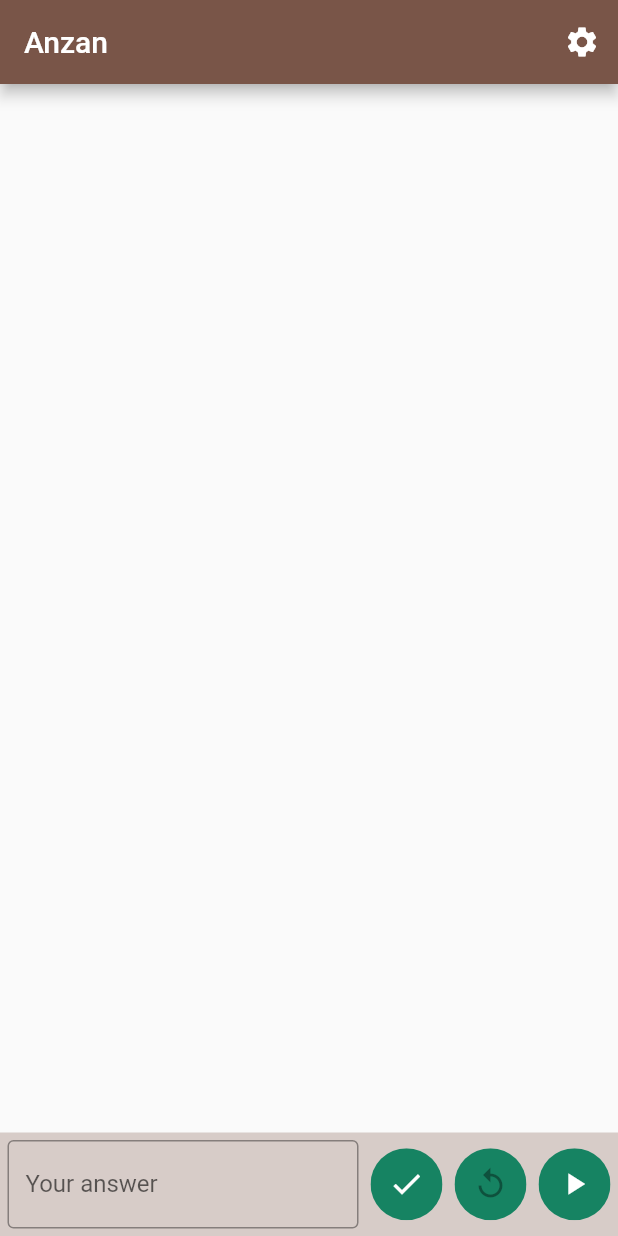
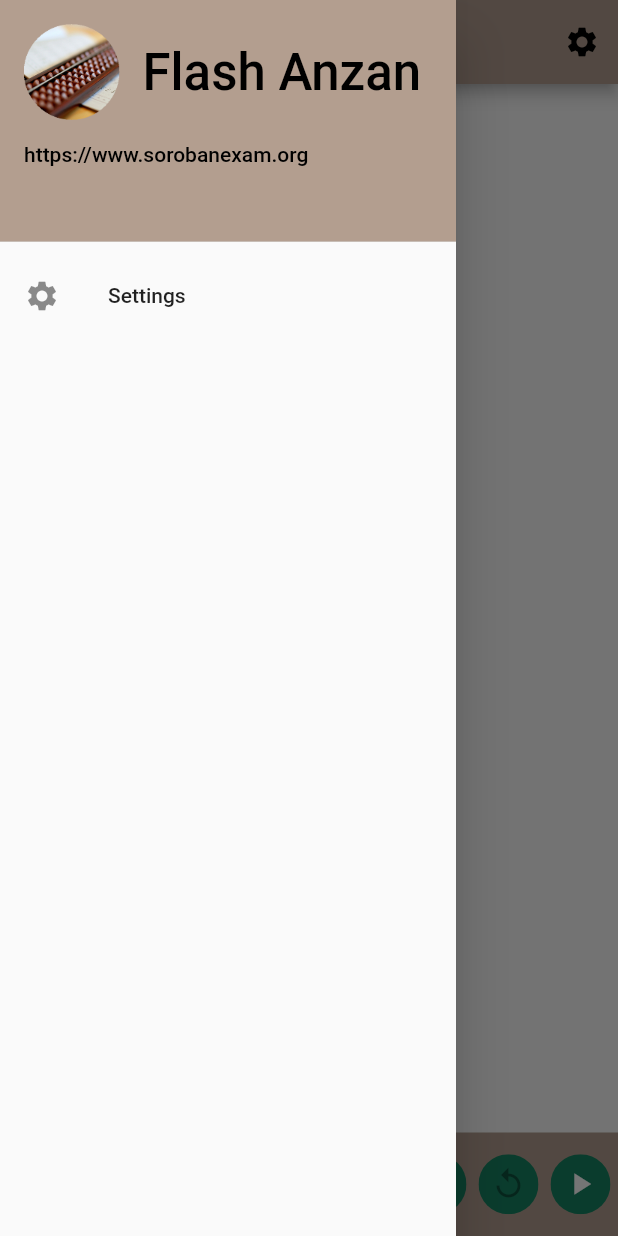
Before and after one commit to solsticedhiver/anzan, a Flutter app: the screen it shows after launch, with the side drawer open (before the commit the screen has no drawer), on a phone screen of 412 x 824 dp. Run offline on Flutter 3.47's test engine with Material 2 defaults, Android fonts, the phone set to English and light mode, and no system bars; our stand-ins replace settings_ui.

Commit message:
Add a primarySwatch color
fix color of inputTextfield

```diff
--- a/lib/main.dart
+++ b/lib/main.dart
@@ -14,10 +14,24 @@
 
   @override
   Widget build(BuildContext context) {
+    const Map<int, Color> swatch = {
+      50: Color(0xffffffff),
+      100: Color(0xfffff0e6),
+      200: Color(0xFFFFE1CD),
+      300: Color(0xFFE6CBB8),
+      400: Color(0xFFCCB4A4),
+      500: lightBrown,
+      600: Color(0xFF99877B),
+      700: Color(0xFF807166),
+      800: Color(0xFF665A52),
+      900: Color(0xFF4D443D)
+    };
+    const primarySwatch = MaterialColor(0xFFB39E8F, swatch);
+
     return MaterialApp(
-      title: 'Flutter Demo',
+      title: 'Mental Calculation',
       theme: ThemeData(
-        primarySwatch: Colors.brown,
+        primarySwatch: primarySwatch,
       ),
       home: const MyHomePage(title: 'Anzan'),
     );
@@ -113,7 +127,7 @@
     }
     TextStyle style =
         TextStyle(fontSize: fontSize, fontWeight: FontWeight.bold);
-    double buttonSize = 48.0;
+    double buttonSize = 40.0;
     return Scaffold(
       appBar: AppBar(title: Text(widget.title), actions: [
         IconButton(
@@ -124,7 +138,6 @@
             },
             icon: const Icon(Icons.settings))
       ]),
-      /*
       drawer: Drawer(
           child: Column(
         crossAxisAlignment: CrossAxisAlignment.stretch,
@@ -144,7 +157,7 @@
                     const SizedBox(width: 15),
                     Text('Flash Anzan',
                         style: TextStyle(
-                            color: Colors.white,
+                            color: Colors.black,
                             fontSize: Theme.of(context)
                                 .textTheme
                                 .headlineMedium!
@@ -157,7 +170,7 @@
                       flex: 1,
                       child: Text(
                         'https://www.sorobanexam.org',
-                        style: TextStyle(color: Colors.white),
+                        style: TextStyle(color: Colors.black),
                       )),
                 ]),
           ),
@@ -179,7 +192,6 @@
               ])),
         ],
       )),
-      */
       body: Center(
         child: Stack(
           children: <Widget>[
@@ -194,17 +206,25 @@
         ),
       ),
       bottomSheet: BottomSheet(
-        backgroundColor: Colors.brown[100],
+        backgroundColor: lightBrown,
         builder: (context) {
           return Container(
               margin: const EdgeInsets.all(5),
               child: Row(children: [
                 const Expanded(
                     child: TextField(
+                  cursorColor: Colors.black,
                   keyboardType: TextInputType.number,
                   decoration: InputDecoration(
-                    border: OutlineInputBorder(),
+                    border: OutlineInputBorder(
+                        borderSide: BorderSide(color: Colors.black)),
+                    enabledBorder: OutlineInputBorder(
+                        borderSide: BorderSide(color: Colors.black)),
+                    focusedBorder: OutlineInputBorder(
+                        borderSide: BorderSide(color: Colors.black)),
                     labelText: 'Your answer',
+                    labelStyle: TextStyle(color: Colors.black),
+                    hintStyle: TextStyle(color: Colors.black),
                   ),
                 )),
                 const SizedBox(width: 8),
--- a/lib/settings.dart
+++ b/lib/settings.dart
@@ -1,7 +1,8 @@
 import 'package:flutter/material.dart';
 import 'package:settings_ui/settings_ui.dart';
 
-const green = Color.fromARGB(255, 22, 131, 98);
+const green = Color(0xFF168362);
+const lightBrown = Color(0xFFB39E8F);
 
 class SettingsRoute extends StatelessWidget {
   const SettingsRoute({super.key});
```
Also changed, not shown: pubspec.lock.
